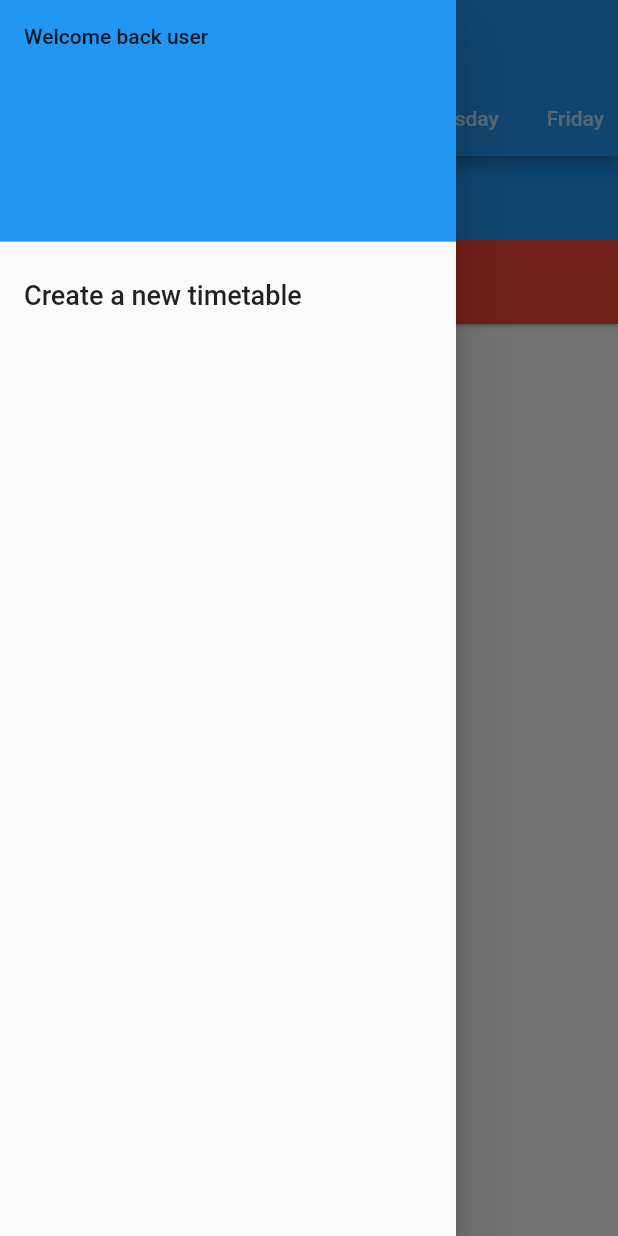
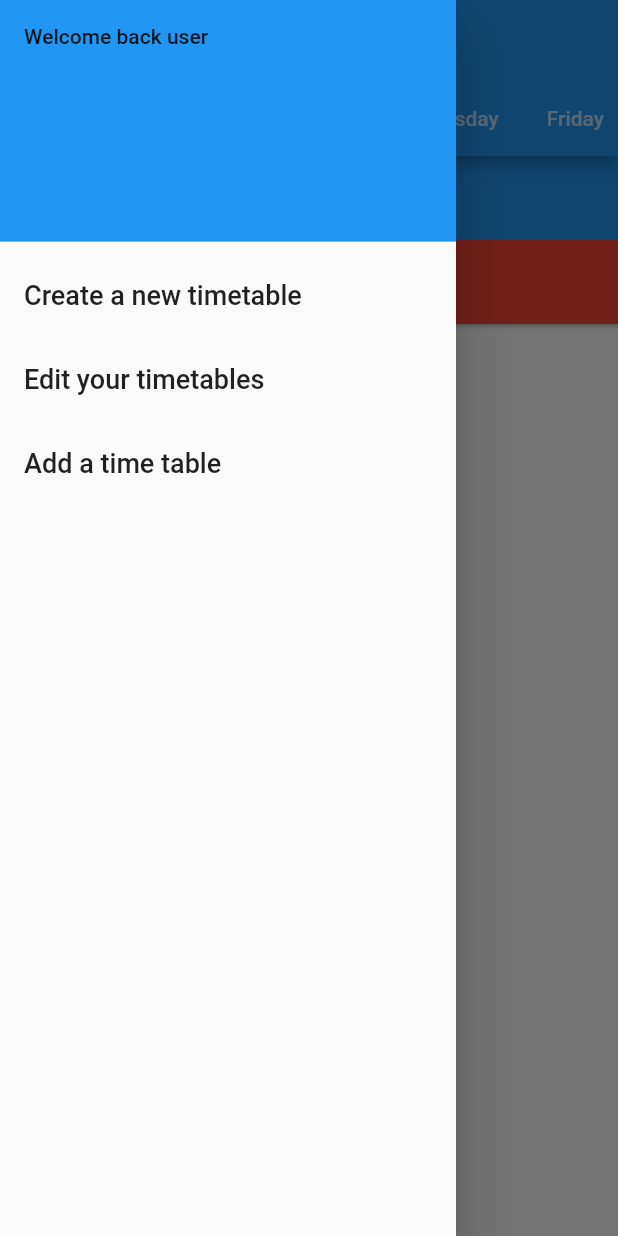
Before and after one commit to PEC-CSS/Time-Table-App, a Flutter app: the screen it shows after launch, with the side drawer open, on a phone screen of 412 x 824 dp. Run offline on Flutter 3.47's test engine with Material 2 defaults, Android fonts, the phone set to English and light mode, and no system bars; missing offline and left inert: flex_color_picker.

Commit message:
Added dummy screens to represent the final app state

```diff
--- a/lib/main.dart
+++ b/lib/main.dart
@@ -1,7 +1,5 @@
 import 'package:flutter/material.dart';
-
-import 'screens/home/home_page.dart';
-
+import 'package:time_table_app/screens/wrapper.dart';
 
 void main() {
   runApp(const App());
@@ -14,9 +12,9 @@ class App extends StatelessWidget {
 
   @override
   Widget build(BuildContext context) {
-    return MaterialApp(
+    return const MaterialApp(
       title: _title,
-      home: Home(title: _title,),
+      home: Wrapper(),
     );
   }
 }
--- a/lib/screens/home/home_page.dart
+++ b/lib/screens/home/home_page.dart
@@ -1,23 +1,38 @@
 import 'package:flutter/material.dart';
-
+import 'package:time_table_app/screens/edit_time_table/edit_page.dart';
 import 'day.dart';
 import 'package:time_table_app/model/days.dart';
 import 'package:time_table_app/widgets/tasks_button.dart';
 import '../new_time_table/new_time_table_page.dart';
+import 'package:time_table_app/screens/add_time_table/add_time_table_page.dart';
 
 class Home extends StatelessWidget {
-  final String title;
+  static const String title = "Your Time Table";
   final List<Widget> tabs = <Widget>[
-    Tab(text: Days.Monday.name,),
-    Tab(text: Days.Tuesday.name,),
-    Tab(text: Days.Wednesday.name,),
-    Tab(text: Days.Thursday.name,),
-    Tab(text: Days.Friday.name,),
-    Tab(text: Days.Saturday.name,),
-    Tab(text: Days.Sunday.name,)
+    Tab(
+      text: Days.Monday.name,
+    ),
+    Tab(
+      text: Days.Tuesday.name,
+    ),
+    Tab(
+      text: Days.Wednesday.name,
+    ),
+    Tab(
+      text: Days.Thursday.name,
+    ),
+    Tab(
+      text: Days.Friday.name,
+    ),
+    Tab(
+      text: Days.Saturday.name,
+    ),
+    Tab(
+      text: Days.Sunday.name,
+    )
   ];
 
-  Home({Key? key, required this.title}) : super(key: key);
+  Home({Key? key}) : super(key: key);
 
   @override
   Widget build(BuildContext context) {
@@ -26,7 +41,7 @@ class Home extends StatelessWidget {
       initialIndex: DateTime.now().weekday - 1,
       child: Scaffold(
         appBar: AppBar(
-          title: Text(title),
+          title: const Text(title),
           bottom: TabBar(
             tabs: tabs,
             isScrollable: true,
@@ -68,21 +83,44 @@ class HomeDrawer extends StatelessWidget {
             ),
             child: Text("Welcome back user"),
           ),
-          ListTile(
-            title: const Text(
-              "Create a new timetable",
-              style: TextStyle(
-                fontSize: 18.0
-              ),
-            ),
-            onTap: (){
-              Navigator.push(context, MaterialPageRoute(
-                  builder: (context) => NewTimeTablePage()
-              ));
-            },
+          DrawerItem(
+            title: "Create a new timetable",
+            createPage: () => NewTimeTablePage(),
+          ),
+          DrawerItem(
+            title: "Edit your timetables",
+            createPage: () => const EditPage(),
+          ),
+          DrawerItem(
+            title: "Add a time table",
+            createPage: () => const AddTimeTablePage(),
           )
         ],
       ),
     );
   }
 }
+
+class DrawerItem extends StatelessWidget {
+  final String title;
+  final Widget Function() createPage;
+  const DrawerItem({Key? key, required this.title, required this.createPage})
+      : super(key: key);
+
+  @override
+  Widget build(BuildContext context) {
+    return ListTile(
+      title: Text(
+        title,
+        style: const TextStyle(fontSize: 18.0),
+      ),
+      onTap: () {
+        Navigator.push(
+            context,
+            MaterialPageRoute(
+              builder: (context) => createPage(),
+            ));
+      },
+    );
+  }
+}
--- /dev/null
+++ b/lib/screens/wrapper.dart
@@ -0,0 +1,20 @@
+import 'package:flutter/material.dart';
+import 'package:time_table_app/screens/home/home_page.dart';
+import 'package:time_table_app/screens/authenticate/authenticate_page.dart';
+
+
+class Wrapper extends StatefulWidget {
+  const Wrapper({Key? key}) : super(key: key);
+
+  @override
+  State<Wrapper> createState() => _WrapperState();
+}
+
+class _WrapperState extends State<Wrapper> {
+  bool isAuthenticated = true;
+
+  @override
+  Widget build(BuildContext context) {
+    return isAuthenticated ? Home() : const Authenticate();
+  }
+}
```
Also changed, not shown: lib/screens/add_time_table/add_time_table_page.dart (added, +10 -0 lines), lib/screens/authenticate/authenticate_page.dart (added, +11 -0 lines), lib/screens/edit_time_table/edit_page.dart (added, +10 -0 lines), lib/widgets/popup_subject_card.dart (+37 -26 lines).
